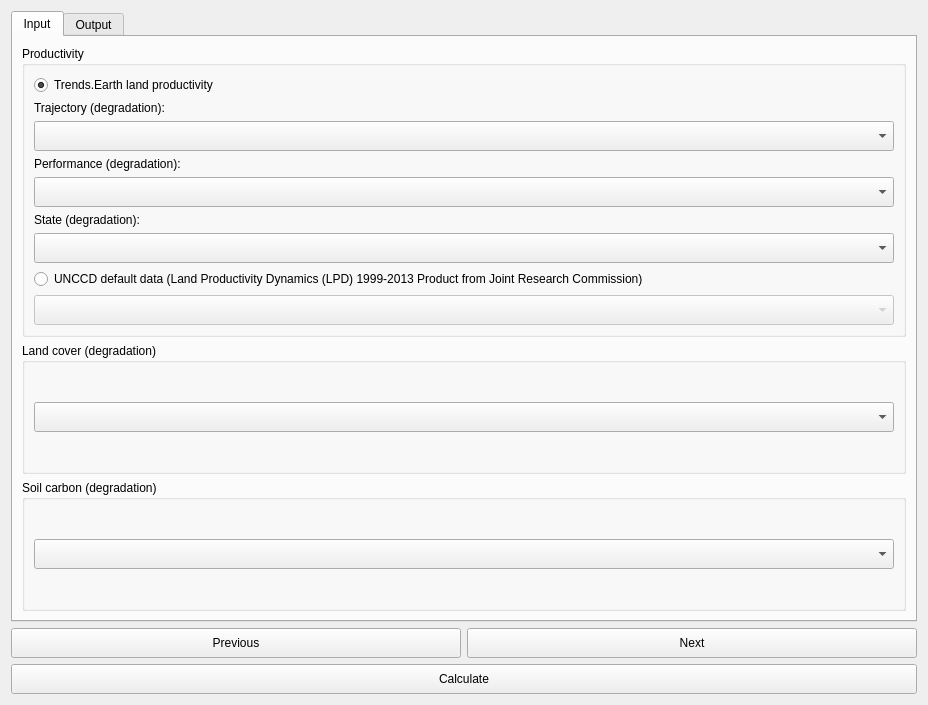
Before: the Qt Designer form LDMP/gui/DlgCalculateSummaryTableAdmin.ui in ConservationInternational/trends.earth, drawn with Qt 5.
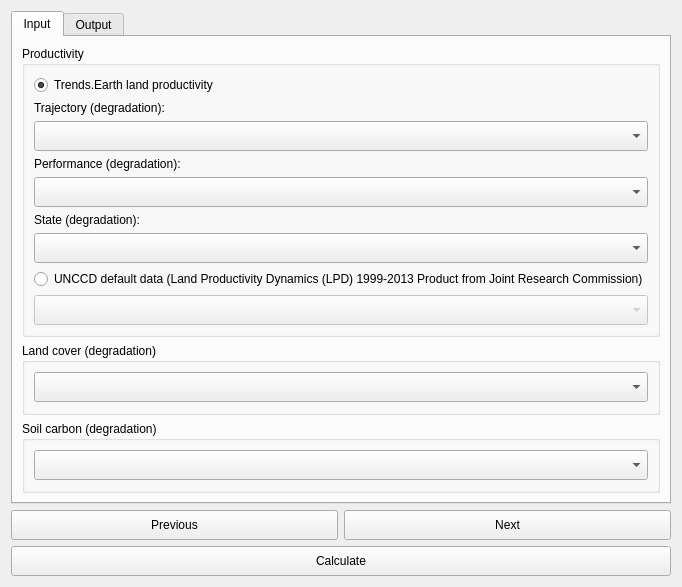
After: the same form once the commit is applied. Custom widgets are drawn as their Qt base class.

Commit message: Fix height and width.

What changed in the file:
```diff
--- a/LDMP/gui/DlgCalculateSummaryTableAdmin.ui
+++ b/LDMP/gui/DlgCalculateSummaryTableAdmin.ui
@@ -6,8 +6,8 @@
    <rect>
     <x>0</x>
     <y>0</y>
-    <width>928</width>
-    <height>705</height>
+    <width>605</width>
+    <height>549</height>
    </rect>
   </property>
   <property name="sizePolicy">
```
Left out of the diff: 6 changed lines with no effect on the pictures. The commit also changes 1 other file.
